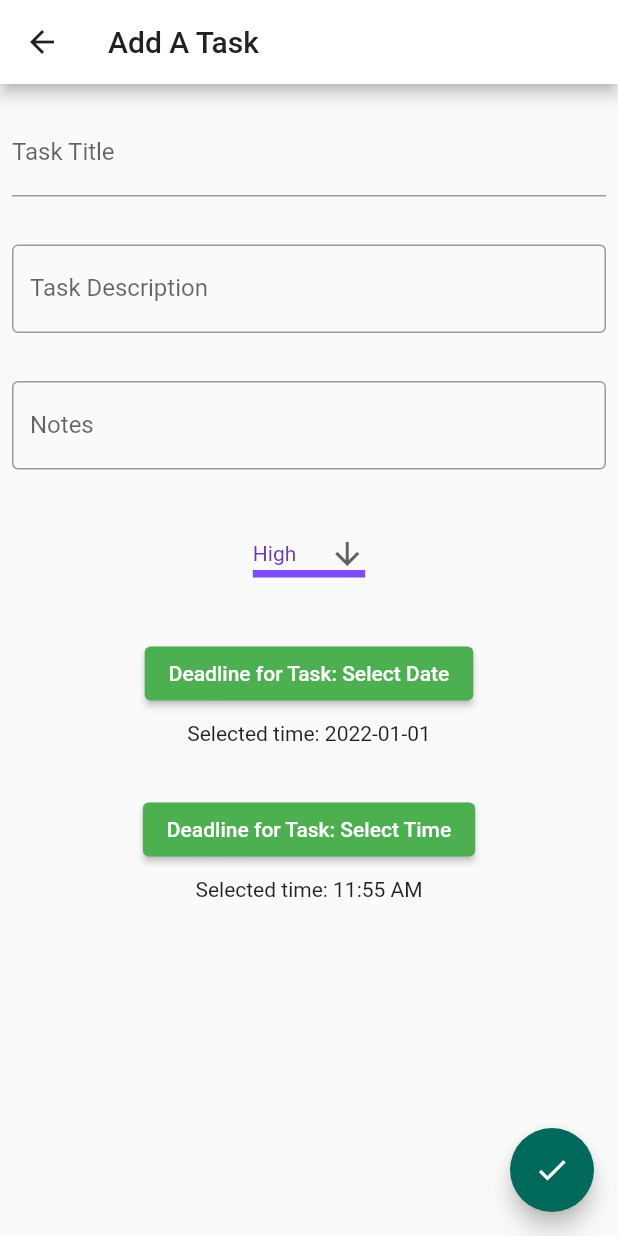
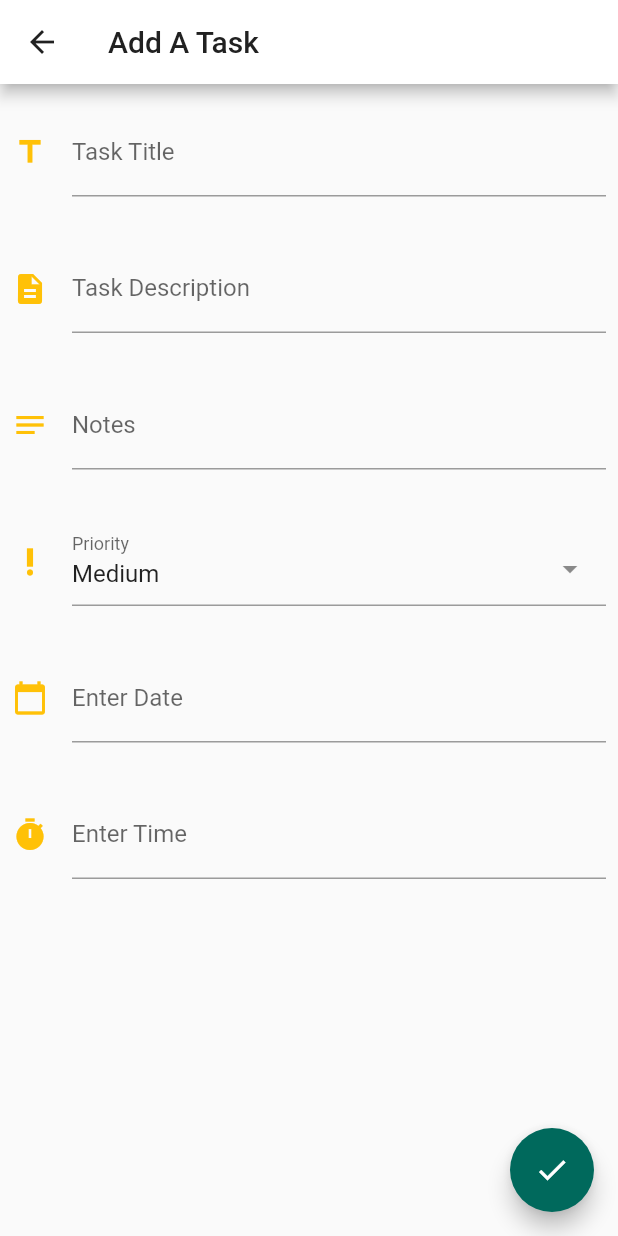
Before and after one commit to Hsn37/Ghambeel, a Flutter app: the ToDoList screen opened directly, after a tap on the "add" icon, on a phone screen of 412 x 824 dp. Run offline on Flutter 3.47's test engine with Material 2 defaults, Android fonts, the phone set to English and light mode, and no system bars; drawn by our look-alikes of select_form_field; our stand-ins replace flutter_secure_storage, flutter_spinkit, table_calendar; missing offline and left inert: icon_decoration; accounts and stored records are empty.

Commit message:
Addtask
Follow this for add event, edit event, edit task
Same theme. just backend different

```diff
--- a/lib/modules/todolist/addtask.dart
+++ b/lib/modules/todolist/addtask.dart
@@ -4,7 +4,11 @@ import 'package:flutter/material.dart';
 import 'package:ghambeel/modules/storage/storage.dart';
 import 'package:intl/intl.dart';
 import '../../theme.dart';
-import 'package:flutter_form_builder/flutter_form_builder.dart';
+import 'package:select_form_field/select_form_field.dart';
+
+// import 'package:chips_choice_null_safety/chips_choice_null_safety.dart';
+//import 'package:smart_select/smart_select.dart';
+// import 'package:flutter_awesome_select/flutter_awesome_select.dart';
 
 
 class topBar extends AppBar {
@@ -27,21 +31,59 @@ class topBar extends AppBar {
       backgroundColor: bg,
     );
   }
-class addTask extends StatefulWidget {
-  const addTask({Key? key, required this.title}) : super(key: key);
+class AddTask extends StatefulWidget {
+  const AddTask({Key? key, required this.title}) : super(key: key);
   final String title;
   @override
   _AddTaskState createState() => _AddTaskState();
 }
-class _AddTaskState extends State<addTask>{
+
+//class customTextBox extends TextFormField{
+//   customTextBox({required this.title)
+//   Widget build (){
+
+//   }
+// }
+
+class _AddTaskState extends State<AddTask>{
+  TextEditingController timeinput = TextEditingController();
+  TextEditingController dateinput = TextEditingController();
+  List<String> options = ['High','Medium','low'];
+  final List<Map<String, dynamic>> _items = [
+  {
+    'value': 'high',
+    'label': 'High',
+    'icon':const Icon(Icons.priority_high,color:Colors.red),
+    'textStyle': const TextStyle(color: Colors.red),
+  },
+  {
+    'value': 'medium',
+    'label': 'Medium',
+    'icon': const Icon(Icons.priority_high,color:Colors.yellow),
+    'textStyle': const TextStyle(color: Colors.yellow),
+  },
+  {
+    'value': 'low',
+    'label': 'Low',
+    'icon': const Icon(Icons.priority_high,color:Colors.blue),
+    'textStyle': const TextStyle(color: Colors.blue),
+  },
+];
+  @override
+  void initState() {
+    timeinput.text = ""; //set the initial value of text field
+    dateinput.text="";
+    super.initState();
+  }
 
   final _formKey = GlobalKey<FormState>();
   String dropdownValuePriority = 'High';
-  TimeOfDay _time = TimeOfDay(hour: 11, minute: 55);
-  var tasktitle;
-  var taskDesc;
-  var taskNotes;
-
+  final TimeOfDay _time = const TimeOfDay(hour: 11, minute: 55);
+  var tasktitle="NULL";
+  var taskDesc="NULL";
+  var taskNotes="NULL";
+  var tag=1;
+  /*
   void _selectTime() async {
     final TimeOfDay? newTime = await showTimePicker(
       context: context,
@@ -53,7 +95,7 @@ class _AddTaskState extends State<addTask>{
       });
     }
   }
-  DateTime _date= DateTime(2022,1,1);
+  //DateTime _date= DateTime(2022,1,1);
   void _selectDate() async {
   final DateTime? newDate = await showDatePicker(
       context: context,
@@ -68,7 +110,7 @@ class _AddTaskState extends State<addTask>{
       });
     }
   }
-
+*/
   @override
   Widget build(BuildContext context) {
     // Build a Form widget using the _formKey created above.
@@ -76,7 +118,6 @@ class _AddTaskState extends State<addTask>{
       appBar: topBar(context: context, myTitle: '',),
       key: _formKey,
       body: ListView(
-
         children: <Widget>[
 
           // Add TextFormFields and ElevatedButton here.
@@ -88,10 +129,12 @@ class _AddTaskState extends State<addTask>{
             },
             decoration: const InputDecoration(
               //border: OutlineInputBorder(),
-              fillColor: navColor,
+              //fillColor: navColor,
+              icon: Icon(Icons.title,color: accent,),
               labelText: 'Task Title',
 
               ),
+
             ),
           ),
           Padding(
@@ -101,7 +144,8 @@ class _AddTaskState extends State<addTask>{
                 taskDesc=text;
             },
             decoration: const InputDecoration(
-              border: OutlineInputBorder(),
+              //border: OutlineInputBorder(),
+              icon: Icon(Icons.description,color: accent,),
               labelText: 'Task Description', //check for input length or implemetnt check khudi where it is displayed
               ),
             ),
@@ -113,75 +157,138 @@ class _AddTaskState extends State<addTask>{
                 taskNotes=text;
             },
             decoration: const InputDecoration(
-              border: OutlineInputBorder(),
+            //  border: OutlineInputBorder(),
+              icon: Icon(Icons.notes,color: accent,),
               labelText: 'Notes',
               ),
             ),
           ),
           Padding(
           padding: const EdgeInsets.symmetric(horizontal: 8, vertical: 16),
-          child: Center(child:  DropdownButton <String>(
-              value: dropdownValuePriority,
-              icon: const Icon(Icons.arrow_downward_outlined),
-              elevation: 16,
+          child: Center(child:SelectFormField(
+            type: SelectFormFieldType.dropdown, // or can be dialog
+            initialValue: 'medium',
+            icon: const Icon(Icons.priority_high,color: accent,),
+            labelText: 'Priority',
+            items: _items,
+            onChanged: (val) {
+              // if (val=="high"){
+              //   setState(() {
+              //     icon: const Icon(Icons.priority_high,color: Colors.red);
+              //   });
 
-              style: const TextStyle(color: Colors.deepPurple),
-              underline: Container(
-                height: 5,
-                width: 40,
-                color: Colors.deepPurpleAccent,
-              ),
-              onChanged: (String? newValue) {
-                setState(() {
-                  dropdownValuePriority = newValue!;
-                });
-              },
-              items: <String>['High', 'Medium', 'Low']
-                  .map<DropdownMenuItem<String>>((String value) {
-                return DropdownMenuItem<String>(
-                  value: value,
-                  child: Text(value),
-                );
-              }).toList(),
-            ),
+              //  // print("i am hereee")
+              // }else if(val=="low"){
+              //   icon: const Icon(Icons.priority_high,color: Colors.blue);
+              // }
+              dropdownValuePriority=val;
+                print(val);
+                print(dropdownValuePriority);
+            },
+            onSaved: (val) => print(val),
           ),
           ),
+          ),
+          // )
+          //  DropdownButton <String>(
+          //     value: dropdownValuePriority,
+          //     icon: const Icon(Icons.arrow_downward_outlined),
+          //     elevation: 16,
+
+          //     style: const TextStyle(color: Colors.deepPurple),
+          //     underline: Container(
+          //       height: 5,
+          //       width: 40,
+          //       color: Colors.deepPurpleAccent,
+          //     ),
+          //     onChanged: (String? newValue) {
+          //       setState(() {
+          //         dropdownValuePriority = newValue!;
+          //       });
+          //     },
+          //     items: <String>['High', 'Medium', 'Low']
+          //         .map<DropdownMenuItem<String>>((String value) {
+          //       return DropdownMenuItem<String>(
+          //         value: value,
+          //         child: Text(value),
+          //       );
+          //     }).toList(),
+          //   ),
+
           Padding(
             padding: const EdgeInsets.symmetric(horizontal: 8, vertical: 16),
-            child: Column(
-            mainAxisAlignment: MainAxisAlignment.center,
-            children: [
-              ElevatedButton(
-                onPressed: _selectDate,
-                child: const Text('Deadline for Task: Select Date'),
-              ),
-              const SizedBox(height: 8),
-              Text(
-                'Selected time: ${DateFormat('yyyy-MM-dd').format(_date)}',
-              ),
-            ],
-          ),
+            child: Center(
+             child:TextField(
+                controller: dateinput, //editing controller of this TextField
+                decoration: const InputDecoration(
+                   icon: Icon(Icons.calendar_today,color: accent,), //icon of text field
+                   labelText: "Enter Date" //label text of field
+                ),
+                readOnly: true,  //set it true, so that user will not able to edit text
+                onTap: () async {
+                  DateTime? pickedDate = await showDatePicker(
+                      context: context, initialDate: DateTime.now(),
+                      firstDate: DateTime(2000), //DateTime.now() - not to allow to choose before today.
+                      lastDate: DateTime(2101)
+                  );
+
+                  if(pickedDate != null ){
+                      print(pickedDate);  //pickedDate output format => 2021-03-10 00:00:00.000
+                      String formattedDate = DateFormat('yyyy-MM-dd').format(pickedDate);
+                      print(formattedDate); //formatted date output using intl package =>  2021-03-16
+                        //you can implement different kind of Date Format here according to your requirement
+
+                      setState(() {
+                         dateinput.text = formattedDate; //set output date to TextField value.
+                      });
+                  }else{
+                      print("Date is not selected");
+                  }
+                },
+             ),
+          )
         ),
           Padding(
             padding: const EdgeInsets.symmetric(horizontal: 8, vertical: 16),
-            child: Column(
-            mainAxisAlignment: MainAxisAlignment.center,
-            children: [
-              ElevatedButton(
-                onPressed: _selectTime,
-                child: const Text('Deadline for Task: Select Time'),
-              ),
-              const SizedBox(height: 8),
-              Text(
-                'Selected time: ${_time.format(context)}',
-              ),
-            ],
-          ),
+            child: Center(
+             child:TextField(
+                controller: timeinput, //editing controller of this TextField
+                decoration: const InputDecoration(
+                   icon: Icon(Icons.timer,color: accent,), //icon of text field
+                   labelText: "Enter Time" //label text of field
+                ),
+                readOnly: true,  //set it true, so that user will not able to edit text
+                onTap: () async {
+                  TimeOfDay? pickedTime =  await showTimePicker(
+                          initialTime: TimeOfDay.now(),
+                          context: context,
+                      );
+
+                  if(pickedTime != null ){
+                      print(pickedTime.format(context));   //output 10:51 PM
+                      DateTime parsedTime = DateFormat.jm().parse(pickedTime.format(context).toString());
+                      //converting to DateTime so that we can further format on different pattern.
+                      print(parsedTime); //output 1970-01-01 22:53:00.000
+                      String formattedTime = DateFormat('HH:mm:ss').format(parsedTime);
+                      print(formattedTime); //output 14:59:00
+                      //DateFormat() is from intl package, you can format the time on any pattern you need.
+
+                      setState(() {
+                        timeinput.text = formattedTime; //set the value of text field.
+                      });
+                  }else{
+                      print("Time is not selected");
+                  }
+                },
+             )
+          )
         ),
+
         ],
       ),
       floatingActionButton: FloatingActionButton(
         onPressed: () {
+          print(dropdownValuePriority);
         //   Navigator.push(
         //   context,
         //   MaterialPageRoute(builder: (context) => const addTask(title: 'Add A Task',)),
--- a/lib/modules/todolist/todolist.dart
+++ b/lib/modules/todolist/todolist.dart
@@ -314,7 +314,7 @@ static final makeListTileUncomp = ListTile(
         onPressed: () {
           Navigator.push(
           context,
-          MaterialPageRoute(builder: (context) => const addTask(title: 'Add A Task')),
+          MaterialPageRoute(builder: (context) => const AddTask(title: 'Add A Task')),
         );
           // Add your onPressed code here! function call to creatTask
         },
--- a/pubspec.yaml
+++ b/pubspec.yaml
@@ -42,6 +42,10 @@ dependencies:
   provider: ^5.0.0
   flutter_spinkit: ^5.1.0
   flutter_form_builder: ^7.1.1
+  smart_select: ^4.3.2
+  flutter_awesome_select: ^6.0.1
+  chips_choice_null_safety: ^2.0.6
+  select_form_field: ^2.2.0
 
 dev_dependencies:
   flutter_test:
```
Also changed, not shown: pubspec.lock.
